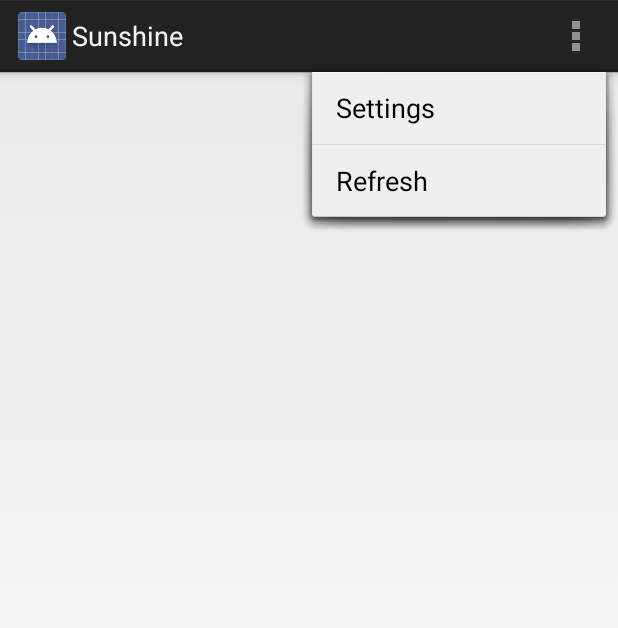
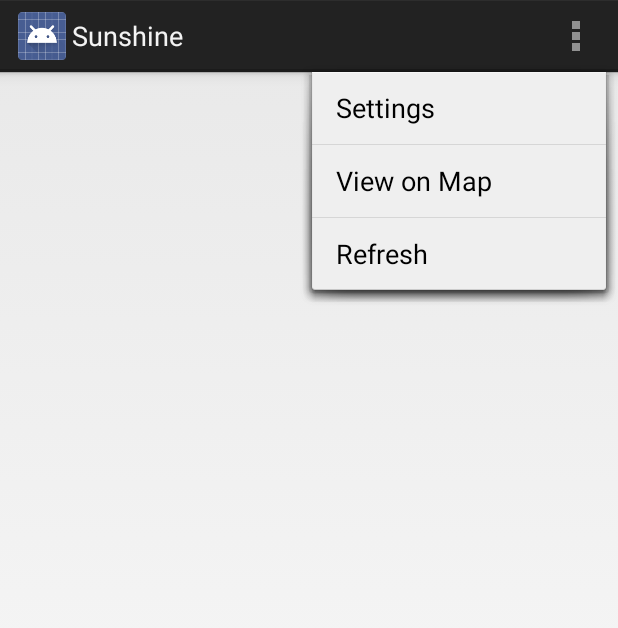
Before and after one commit to sorinpanduru/sunshine, an Android app: the screen it shows after launch (MainACtivity), with the options menu open, on a phone screen of 412 x 824 dp. Shown: the top 628 px of the screen. Run offline under Robolectric (Android 15) with nearby library versions, the phone set to English and light mode, and no system bars; 1 statement that could not run was skipped.

Commit message:
Share button

```diff
--- a/app/src/main/java/com/example/android/sunshine/app/MainACtivity.java
+++ b/app/src/main/java/com/example/android/sunshine/app/MainACtivity.java
@@ -40,7 +40,6 @@ public class MainACtivity extends Activity {
         // Handle action bar item clicks here. The action bar will
         // automatically handle clicks on the Home/Up button, so long
         // as you specify a parent activity in AndroidManifest.xml.
-        int id = item.getItemId();
         return super.onOptionsItemSelected(item);
     }
 }
--- a/app/src/main/res/menu/detailviewfragment.xml
+++ b/app/src/main/res/menu/detailviewfragment.xml
@@ -5,4 +5,9 @@
         android:title="@string/action_settings"
         android:orderInCategory="100"
         android:showAsAction="never" />
+    <item android:id="@+id/action_share"
+        android:title="@string/action_share"
+        android:orderInCategory="100"
+        android:showAsAction="ifRoom"
+        android:actionProviderClass="android.widget.ShareActionProvider" />
 </menu>
--- a/app/src/main/res/menu/main_activity.xml
+++ b/app/src/main/res/menu/main_activity.xml
@@ -5,4 +5,8 @@
         android:title="@string/action_settings"
         android:orderInCategory="100"
         android:showAsAction="never" />
+    <item android:id="@+id/action_viewOnMap"
+        android:title="@string/action_viewOnMap"
+        android:orderInCategory="100"
+        android:showAsAction="never" />
 </menu>
--- a/app/src/main/res/values/strings.xml
+++ b/app/src/main/res/values/strings.xml
@@ -4,7 +4,9 @@
     <string name="app_name">Sunshine</string>
     <string name="hello_world">Hello world!</string>
     <string name="action_settings">Settings</string>
+    <string name="action_viewOnMap">View on Map</string>
     <string name="action_refresh">Refresh</string>
+    <string name="action_share">Share</string>
     <string name="title_activity_detail">Weather Detail</string>
     <string name="hello_blank_fragment">Hello blank fragment</string>
     <string name="title_activity_settings">SettingsActivity</string>
```
Also changed, not shown: app/src/main/java/com/example/android/sunshine/app/DetailViewFragment.java (+16 -2 lines), app/src/main/java/com/example/android/sunshine/app/ForecastFragment.java (+24 -0 lines).
